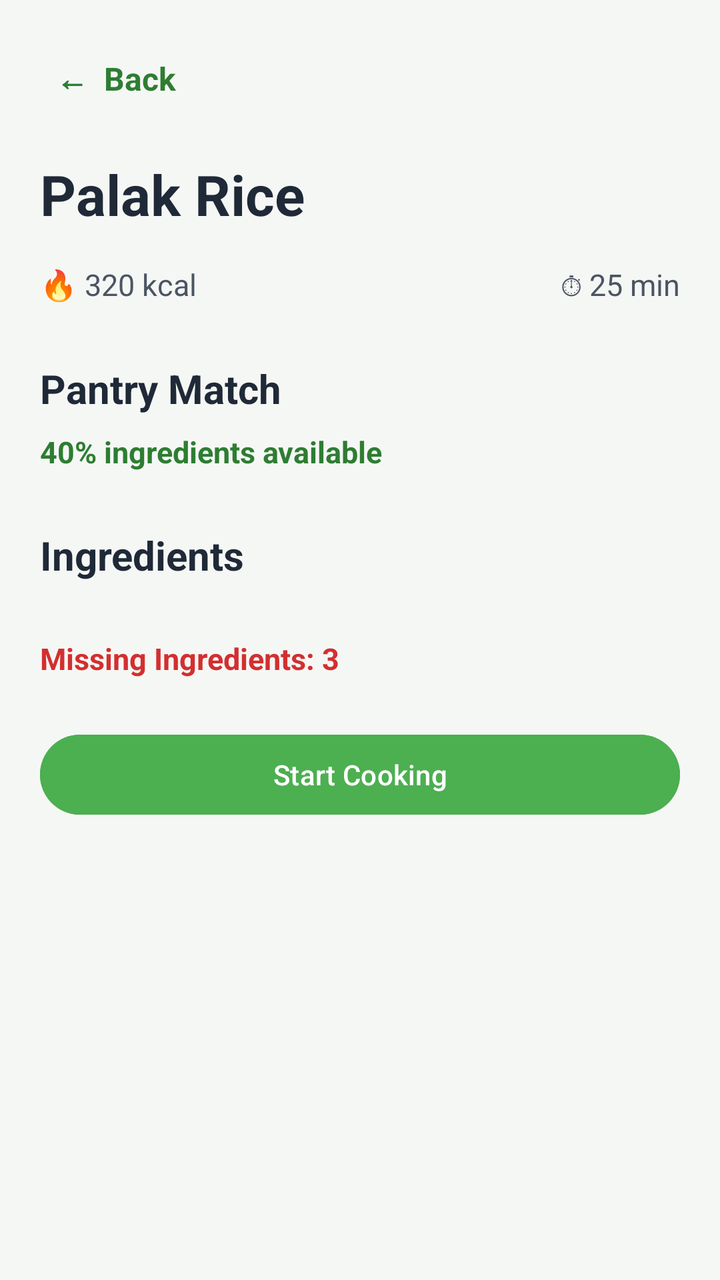
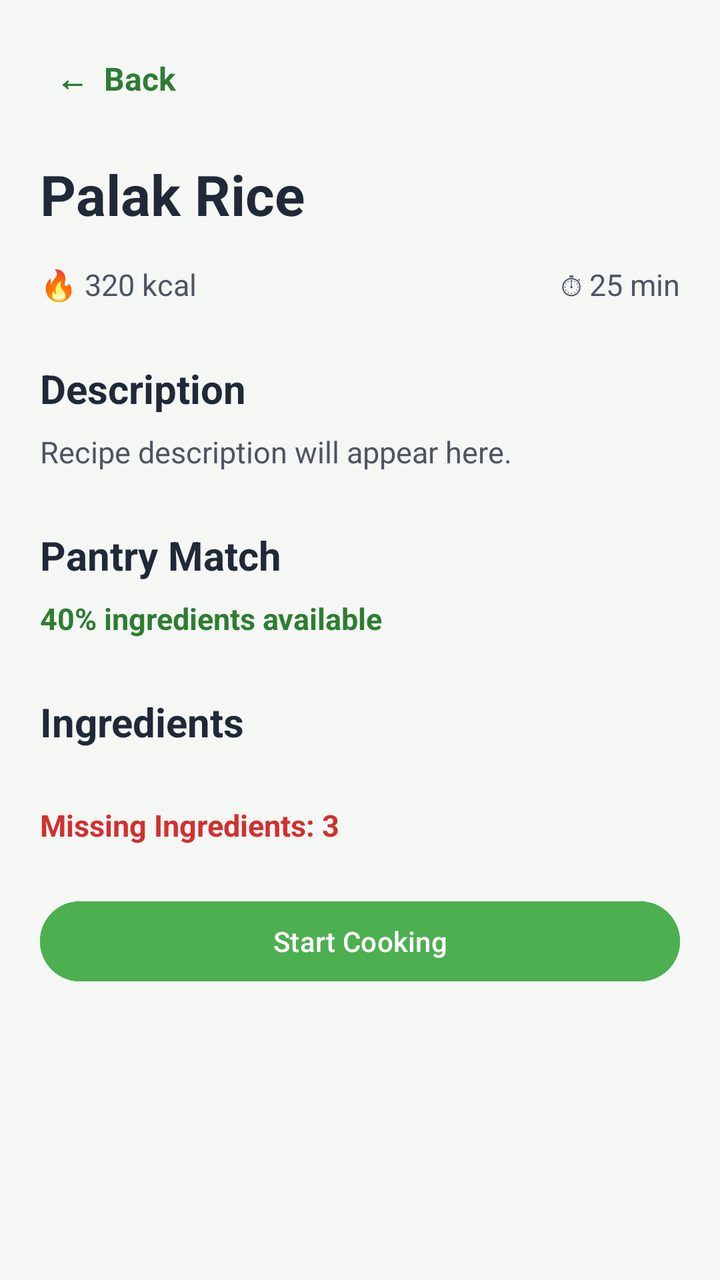

The first picture is an Android layout as it rendered before a commit; the second is the same layout after the commit. The layout source and the unified diff follow.
<!-- AndroidManifest.xml: application theme Theme.SRPF -->
<!-- res/layout/activity_recipe_details.xml -->
<?xml version="1.0" encoding="utf-8"?>
<ScrollView
    xmlns:android="http://schemas.android.com/apk/res/android"
    android:layout_width="match_parent"
    android:layout_height="match_parent"
    android:background="#F5F7F5">

    <LinearLayout
        android:layout_width="match_parent"
        android:layout_height="wrap_content"
        android:orientation="vertical"
        android:padding="20dp">

        
        <TextView
            android:id="@+id/tvBack"
            android:layout_width="wrap_content"
            android:layout_height="wrap_content"
            android:text="←  Back"
            android:textColor="#2E7D32"
            android:textSize="16sp"
            android:textStyle="bold"
            android:padding="8dp" />

        

        <TextView
            android:id="@+id/tvRecipeName"
            android:layout_width="match_parent"
            android:layout_height="wrap_content"
            android:layout_marginTop="20dp"
            android:text="Palak Rice"
            android:textColor="#1F2937"
            android:textSize="28sp"
            android:textStyle="bold" />

        

        <LinearLayout
            android:layout_width="match_parent"
            android:layout_height="wrap_content"
            android:layout_marginTop="16dp"
            android:orientation="horizontal">

            <TextView
                android:id="@+id/tvCalories"
                android:layout_width="0dp"
                android:layout_height="wrap_content"
                android:layout_weight="1"
                android:text="🔥 320 kcal"
                android:textColor="#4B5563"
                android:textSize="15sp" />

            <TextView
                android:id="@+id/tvCookingTime"
                android:layout_width="0dp"
                android:layout_height="wrap_content"
                android:layout_weight="1"
                android:gravity="end"
                android:text="⏱ 25 min"
                android:textColor="#4B5563"
                android:textSize="15sp" />

        </LinearLayout>

        

        <TextView
            android:layout_width="match_parent"
            android:layout_height="wrap_content"
            android:layout_marginTop="28dp"
            android:text="Pantry Match"
            android:textColor="#1F2937"
            android:textSize="20sp"
            android:textStyle="bold" />

        <TextView
            android:id="@+id/tvMatchPercentage"
            android:layout_width="wrap_content"
            android:layout_height="wrap_content"
            android:layout_marginTop="8dp"
            android:text="40% ingredients available"
            android:textColor="#2E7D32"
            android:textSize="15sp"
            android:textStyle="bold" />

        

        <TextView
            android:layout_width="match_parent"
            android:layout_height="wrap_content"
            android:layout_marginTop="28dp"
            android:text="Ingredients"
            android:textColor="#1F2937"
            android:textSize="20sp"
            android:textStyle="bold" />

        <LinearLayout
            android:id="@+id/ingredientsContainer"
            android:layout_width="match_parent"
            android:layout_height="wrap_content"
            android:layout_marginTop="8dp"
            android:orientation="vertical" />

        

        <TextView
            android:id="@+id/tvMissingCount"
            android:layout_width="match_parent"
            android:layout_height="wrap_content"
            android:layout_marginTop="20dp"
            android:text="Missing Ingredients: 3"
            android:textColor="#D32F2F"
            android:textSize="15sp"
            android:textStyle="bold" />

        

        <Button
            android:id="@+id/btnStartCooking"
            android:layout_width="match_parent"
            android:layout_height="wrap_content"
            android:layout_marginTop="24dp"
            android:backgroundTint="#4CAF50"
            android:text="Start Cooking"
            android:textAllCaps="false"
            android:textColor="#FFFFFF" />

    </LinearLayout>

</ScrollView>
<!-- resources referenced by this layout -->
<resources>
  <style name="Theme.SRPF" parent="Base.Theme.SRPF" />
  <style name="Base.Theme.SRPF" parent="Theme.Material3.DayNight.NoActionBar">
          
          
      </style>
</resources>

<!-- the commit's change to res/layout/activity_recipe_details.xml (unified diff, before → after) -->
@@ -11,7 +11,6 @@
         android:orientation="vertical"
         android:padding="20dp">
 
-        
         <TextView
             android:id="@+id/tvBack"
             android:layout_width="wrap_content"
@@ -22,8 +21,6 @@
             android:textStyle="bold"
             android:padding="8dp" />
 
-        
-
         <TextView
             android:id="@+id/tvRecipeName"
             android:layout_width="match_parent"
@@ -33,8 +30,6 @@
             android:textColor="#1F2937"
             android:textSize="28sp"
             android:textStyle="bold" />
-
-        
 
         <LinearLayout
             android:layout_width="match_parent"
@@ -63,7 +58,24 @@
 
         </LinearLayout>
 
-        
+        <TextView
+            android:layout_width="match_parent"
+            android:layout_height="wrap_content"
+            android:layout_marginTop="28dp"
+            android:text="Description"
+            android:textColor="#1F2937"
+            android:textSize="20sp"
+            android:textStyle="bold" />
+
+        <TextView
+            android:id="@+id/tvDescription"
+            android:layout_width="match_parent"
+            android:layout_height="wrap_content"
+            android:layout_marginTop="8dp"
+            android:text="Recipe description will appear here."
+            android:textColor="#4B5563"
+            android:textSize="15sp"
+            android:lineSpacingExtra="3dp" />
 
         <TextView
             android:layout_width="match_parent"
@@ -84,8 +96,6 @@
             android:textSize="15sp"
             android:textStyle="bold" />
 
-        
-
         <TextView
             android:layout_width="match_parent"
             android:layout_height="wrap_content"
@@ -102,8 +112,6 @@
             android:layout_marginTop="8dp"
             android:orientation="vertical" />
 
-        
-
         <TextView
             android:id="@+id/tvMissingCount"
             android:layout_width="match_parent"
@@ -113,8 +121,6 @@
             android:textColor="#D32F2F"
             android:textSize="15sp"
             android:textStyle="bold" />
-
-        
 
         <Button
             android:id="@+id/btnStartCooking"
